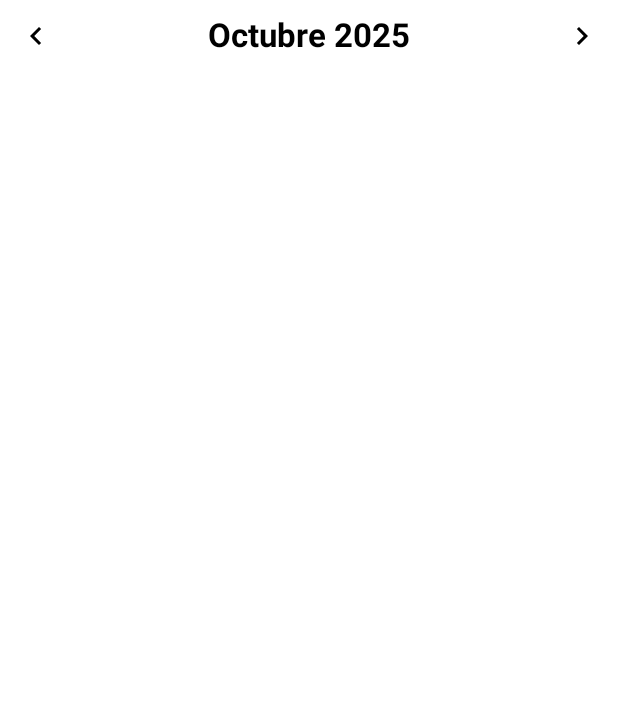
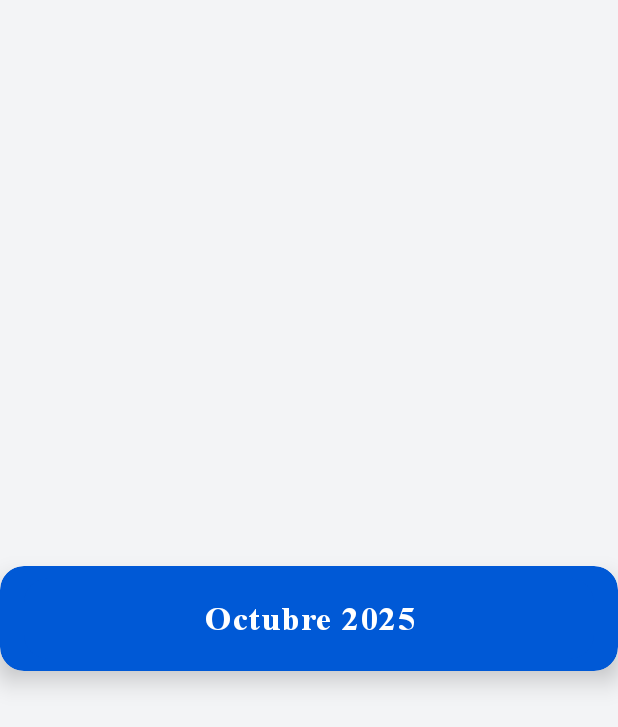
Before and after one commit to Allanby/APP_MOVIL, an Android app built with Jetpack Compose: the @Preview function SelectorDeMesPreview, on a phone screen of 412 x 824 dp. Shown: the top 727 px of the screen. Run offline under Robolectric (Android 15) with nearby library versions, the phone set to English and light mode, and no system bars.

Commit message:
Cambio en el diseño de la card de Mes actual

```diff
--- a/app/src/main/java/com/example/nomina/NominaScreen.kt
+++ b/app/src/main/java/com/example/nomina/NominaScreen.kt
@@ -37,8 +37,7 @@ fun NominaScreen(nominaViewModel: NominaViewModel = viewModel()) {
             item {
                 SelectorDeMes(
                     mesActual = "Octubre 2025",
-                    onMesSiguiente = { /* TODO: Lógica del ViewModel */ },
-                    onMesAnterior = { /* TODO: Lógica del ViewModel */ }
+
                 )
                 // Espacio entre el selector y las tarjetas
                 Spacer(modifier = Modifier.height(16.dp))
--- a/app/src/main/java/com/example/nomina/SelectorDeMes.kt
+++ b/app/src/main/java/com/example/nomina/SelectorDeMes.kt
@@ -1,44 +1,85 @@
 package com.example.adminrh.nomina.components
 
+import androidx.compose.animation.animateColorAsState
+import androidx.compose.animation.core.tween
+import androidx.compose.foundation.background
 import androidx.compose.foundation.layout.*
-import androidx.compose.material.icons.Icons
-import androidx.compose.material.icons.automirrored.filled.KeyboardArrowLeft
-import androidx.compose.material.icons.automirrored.filled.KeyboardArrowRight
-import androidx.compose.material3.*
-import androidx.compose.runtime.Composable
+import androidx.compose.foundation.shape.RoundedCornerShape
+import androidx.compose.material3.Surface
+import androidx.compose.material3.Text
+import androidx.compose.runtime.*
 import androidx.compose.ui.Alignment
 import androidx.compose.ui.Modifier
+import androidx.compose.ui.draw.shadow
+import androidx.compose.ui.graphics.Color
+import androidx.compose.ui.text.TextStyle
+import androidx.compose.ui.text.font.Font
+import androidx.compose.ui.text.font.FontFamily
 import androidx.compose.ui.text.font.FontWeight
+import androidx.compose.ui.text.style.TextAlign
 import androidx.compose.ui.tooling.preview.Preview
 import androidx.compose.ui.unit.dp
-
+import androidx.compose.ui.unit.sp
+import com.example.adminrh.R
 @Composable
 fun SelectorDeMes(
     mesActual: String,
-    onMesAnterior: () -> Unit,
-    onMesSiguiente: () -> Unit,
     modifier: Modifier = Modifier
 ) {
-    Row(
-        modifier = modifier.fillMaxWidth(),
-        verticalAlignment = Alignment.CenterVertically,
-        horizontalArrangement = Arrangement.SpaceBetween
+    // fuente
+    val timesBold = FontFamily(Font(R.font.timesbold))
+
+
+    var activo by remember { mutableStateOf(false) }
+    val fondoAnimado by animateColorAsState(
+        targetValue = if (activo) Color(0xFF004AAD) else Color(0xFF0059D6),
+        animationSpec = tween(durationMillis = 700),
+        label = "animColor"
+    )
+
+    // cntenedor principal
+    Surface(
+        modifier = modifier
+            .fillMaxWidth()
+            .height(70.dp)
+            .shadow(10.dp, shape = RoundedCornerShape(16.dp))
+            .background(fondoAnimado, shape = RoundedCornerShape(16.dp))
+            .padding(horizontal = 16.dp, vertical = 8.dp)
+            .then(Modifier),
+        color = Color.Transparent,
+        shape = RoundedCornerShape(16.dp),
+        onClick = { activo = !activo }
     ) {
-        IconButton(onClick = onMesAnterior) {
-            Icon(Icons.AutoMirrored.Filled.KeyboardArrowLeft, contentDescription = "Mes anterior")
-        }
-        Text(text = mesActual, style = MaterialTheme.typography.titleLarge, fontWeight = FontWeight.Bold)
-        IconButton(onClick = onMesSiguiente) {
-            Icon(Icons.AutoMirrored.Filled.KeyboardArrowRight, contentDescription = "Mes siguiente")
+        Box(
+            modifier = Modifier
+                .fillMaxSize()
+                .background(fondoAnimado, shape = RoundedCornerShape(16.dp)),
+            contentAlignment = Alignment.Center
+        ) {
+            Text(
+                text = mesActual,
+                style = TextStyle(
+                    fontFamily = timesBold,
+                    fontWeight = FontWeight.Bold,
+                    fontSize = 22.sp,
+                    color = Color.White,
+                    textAlign = TextAlign.Center,
+                    letterSpacing = 1.sp
+                )
+            )
         }
     }
 }
-@Preview(showBackground = true, showSystemUi = false)
+
+@Preview(showBackground = true)
 @Composable
 fun SelectorDeMesPreview() {
-    SelectorDeMes(
-        mesActual = "Octubre 2025",
-        onMesAnterior = {},
-        onMesSiguiente = {}
-    )
+    Box(
+        modifier = Modifier
+            .fillMaxSize()
+            .background(Color(0xFFF3F4F6)),
+        contentAlignment = Alignment.Center
+    ) {
+        SelectorDeMes(mesActual = "Octubre 2025")
+    }
 }
--- a/app/src/main/java/com/example/nomina/TarjetaInformativa.kt
+++ b/app/src/main/java/com/example/nomina/TarjetaInformativa.kt
@@ -24,7 +24,8 @@ fun TarjetaInformativa(
             Text(
                 text = titulo,
                 style = MaterialTheme.typography.titleMedium,
-                fontWeight = FontWeight.Bold
+                fontWeight = FontWeight.Bold,
+
             )
             Spacer(modifier = Modifier.height(8.dp))
             Text(
--- /dev/null
+++ b/app/src/main/res/drawable/calendar_month.xml
@@ -0,0 +1,9 @@
+<vector xmlns:android="http://schemas.android.com/apk/res/android"
+    android:width="24dp"
+    android:height="24dp"
+    android:viewportWidth="960"
+    android:viewportHeight="960">
+  <path
+      android:pathData="M200,880q-33,0 -56.5,-23.5T120,800v-560q0,-33 23.5,-56.5T200,160h40v-80h80v80h320v-80h80v80h40q33,0 56.5,23.5T840,240v560q0,33 -23.5,56.5T760,880L200,880ZM200,800h560v-400L200,400v400ZM200,320h560v-80L200,240v80ZM200,320v-80,80ZM480,560q-17,0 -28.5,-11.5T440,520q0,-17 11.5,-28.5T480,480q17,0 28.5,11.5T520,520q0,17 -11.5,28.5T480,560ZM320,560q-17,0 -28.5,-11.5T280,520q0,-17 11.5,-28.5T320,480q17,0 28.5,11.5T360,520q0,17 -11.5,28.5T320,560ZM640,560q-17,0 -28.5,-11.5T600,520q0,-17 11.5,-28.5T640,480q17,0 28.5,11.5T680,520q0,17 -11.5,28.5T640,560ZM480,720q-17,0 -28.5,-11.5T440,680q0,-17 11.5,-28.5T480,640q17,0 28.5,11.5T520,680q0,17 -11.5,28.5T480,720ZM320,720q-17,0 -28.5,-11.5T280,680q0,-17 11.5,-28.5T320,640q17,0 28.5,11.5T360,680q0,17 -11.5,28.5T320,720ZM640,720q-17,0 -28.5,-11.5T600,680q0,-17 11.5,-28.5T640,640q17,0 28.5,11.5T680,680q0,17 -11.5,28.5T640,720Z"
+      android:fillColor="#F3F3F3"/>
+</vector>
```
